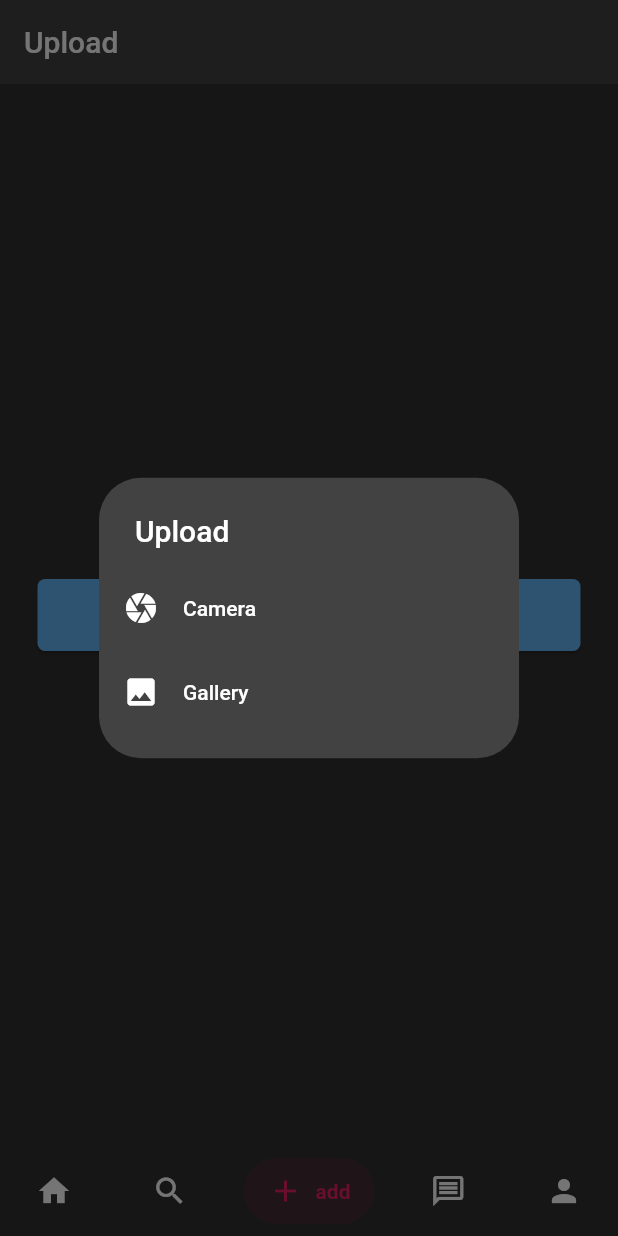
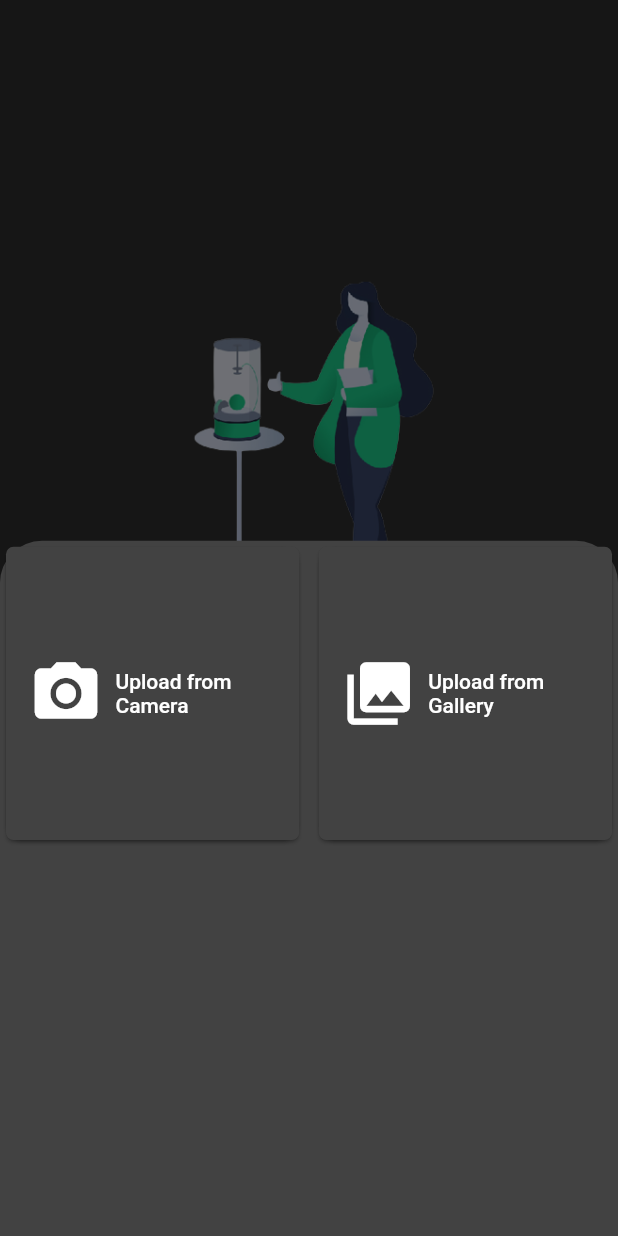
Before and after one commit to Bhavukarora03/unscroll, a Flutter app: the NavigationScreen screen opened directly, item 3 of the bottom bar chosen, after a tap on "Upload a video", on a phone screen of 412 x 824 dp. Run offline on Flutter 3.47's test engine with Material 2 defaults, Android fonts, the phone set to English and light mode, and no system bars; drawn by our look-alikes of salomon_bottom_bar; our stand-ins replace cached_network_image, cloud_firestore, firebase_auth, firebase_core, firebase_storage, get and 6 more; missing offline and left inert: dart:ffi, file_saver, video_compress; accounts and stored records are empty.

Commit message:
Major big Update 2.5.8

```diff
--- a/lib/controllers/bindings/bindings.dart
+++ b/lib/controllers/bindings/bindings.dart
@@ -1,5 +1,6 @@
 
 import 'package:get/get.dart';
+import 'package:unscroll/controllers/comment_controller.dart';
 
 import 'package:unscroll/controllers/upload_video_controller.dart';
 import 'package:unscroll/controllers/video_controller.dart';
@@ -12,5 +13,6 @@ class GetBindings extends Bindings {
     Get.lazyPut(() => AuthController());
     Get.lazyPut(() => UploadVideoController());
     Get.lazyPut(() => VideoController());
+    Get.lazyPut(() => CommentController());
   }
 }
--- a/lib/controllers/video_controller.dart
+++ b/lib/controllers/video_controller.dart
@@ -1,3 +1,5 @@
+import 'dart:io';
+
 import 'package:cloud_firestore/cloud_firestore.dart';
 import 'package:get/get.dart';
 import 'package:unscroll/constants.dart';
@@ -38,4 +40,6 @@ class VideoController extends GetxController {
       });
     }
   }
+
+
 }
--- a/lib/views/pages/pages.dart
+++ b/lib/views/pages/pages.dart
@@ -1,5 +1,4 @@
 export 'home_page.dart';
 export 'message_page.dart';
-export 'profile_page.dart';
 export 'search_page.dart';
 export 'upload_page.dart';
--- a/lib/views/pages/upload_page.dart
+++ b/lib/views/pages/upload_page.dart
@@ -3,19 +3,20 @@ import 'dart:io';
 import 'package:flutter/material.dart';
 import 'package:get/get.dart';
 import 'package:image_picker/image_picker.dart';
+import 'package:modal_bottom_sheet/modal_bottom_sheet.dart';
 import 'package:unscroll/views/screens/screens.dart';
+import 'package:unscroll/views/widgets/user_profileimg.dart';
 
 class UploadPage extends StatelessWidget {
   const UploadPage({Key? key}) : super(key: key);
 
- uploadVideo(ImageSource src, BuildContext ctx) async {
+  uploadVideo(ImageSource src, BuildContext ctx) async {
     final vid = await ImagePicker().pickVideo(source: src);
     if (vid != null) {
-      Get.off(() =>  ConfirmVideo(
+      Get.off(() => ConfirmVideo(
             videoFile: File(vid.path),
             videoPath: vid.path,
-
-      ));
+          ));
     }
   }
 
@@ -24,26 +25,42 @@ class UploadPage extends StatelessWidget {
     return Padding(
       padding: const EdgeInsets.all(25.0),
       child: Column(
-        mainAxisAlignment: MainAxisAlignment.center,
+        mainAxisAlignment: MainAxisAlignment.spaceEvenly,
+        mainAxisSize: MainAxisSize.max,
         crossAxisAlignment: CrossAxisAlignment.stretch,
         children: [
+         Image.asset('assets/images/upload.png'),
           ElevatedButton.icon(
               style: ElevatedButton.styleFrom(
-                  backgroundColor: Colors.blue.shade300),
-              onPressed: () => showDialog(
+                  backgroundColor: const Color(0xff04A547)),
+              onPressed: () => showModalBottomSheet(
                     context: context,
-                    builder: (context) => SimpleDialog(
-                      title: const Text("Upload"),
+                    builder: (context) => GridView(
+                      gridDelegate:
+                          const SliverGridDelegateWithFixedCrossAxisCount(
+                              crossAxisCount: 2, crossAxisSpacing: 5),
                       children: [
-                        ListTile(
-                          leading: const Icon(Icons.camera),
-                          title: const Text("Camera"),
-                          onTap: () => uploadVideo(ImageSource.camera, context),
+                        Card(
+                          child: ElevatedButton.icon(
+                            onPressed: () =>
+                                uploadVideo(ImageSource.camera, context),
+                            icon: const Icon(
+                              Icons.camera_alt,
+                              size: 50,
+                            ),
+                            label: Text("Upload from Camera"),
+                          ),
                         ),
-                        ListTile(
-                          leading: const Icon(Icons.image),
-                          title: const Text("Gallery"),
-                          onTap: () => uploadVideo(ImageSource.gallery, context),
+                        Card(
+                          child: ElevatedButton.icon(
+                            onPressed: () =>
+                                uploadVideo(ImageSource.gallery, context),
+                            icon: const Icon(
+                              Icons.photo_library,
+                              size: 50,
+                            ),
+                            label: Text("Upload from Gallery"),
+                          ),
                         ),
                       ],
                     ),
--- a/lib/views/screens/auth/sign_up_screen.dart
+++ b/lib/views/screens/auth/sign_up_screen.dart
@@ -36,7 +36,7 @@ class SignUpScreen extends StatelessWidget {
                             //     style: Theme.of(context).textTheme.headline1),
                             // const Spacer(),
                             Stack(children: [
-                             const UserProfileImage.small(imageUrl: "https://cdn.pixabay.com/photo/2015/10/05/22/37/blank-profile-picture-973460_1280.png",) ,
+                             const UserProfileImage.medium(imageUrl: "https://cdn.pixabay.com/photo/2015/10/05/22/37/blank-profile-picture-973460_1280.png",) ,
                               Positioned(
                                   bottom: 0,
                                   right: 0,
--- a/lib/views/screens/navigation_screen.dart
+++ b/lib/views/screens/navigation_screen.dart
@@ -1,6 +1,8 @@
 import 'package:flutter/material.dart';
 import 'package:salomon_bottom_bar/salomon_bottom_bar.dart';
+import 'package:unscroll/constants.dart';
 import "package:unscroll/views/pages/pages.dart";
+import 'package:unscroll/views/screens/profile_screen.dart';
 
 class NavigationScreen extends StatefulWidget {
   const NavigationScreen({Key? key}) : super(key: key);
@@ -11,6 +13,7 @@ class NavigationScreen extends StatefulWidget {
 
 class _NavigationScreenState extends State<NavigationScreen> {
   final ValueNotifier<String> title = ValueNotifier<String>('Home');
+  final ValueNotifier<double> toolBarHeight = ValueNotifier<double>(0.0);
   final ValueNotifier<int> _currentIndex = ValueNotifier<int>(0);
 
   final pages =  [
@@ -18,15 +21,23 @@ class _NavigationScreenState extends State<NavigationScreen> {
     SearchPage(),
     UploadPage(),
     MessagePage(),
-    ProfilePage(),
+    ProfileScreen(uid: authController.user.uid),
   ];
 
   final titles = [
     "Home",
-    "Search",
+    "",
     "Upload",
     "Messages",
     "Profile",
+  ];
+
+  final radius = [
+    0.0,
+    0.0,
+    0.0,
+    0.0,
+    0.0,
   ];
 
   void _onNavItemsSelected(i) {
@@ -39,25 +50,27 @@ class _NavigationScreenState extends State<NavigationScreen> {
   Widget build(BuildContext context) {
     return Scaffold(
       bottomNavigationBar: _bottomNavigationBar(),
-      appBar: AppBar(
-
-        title: ValueListenableBuilder(
-          valueListenable: title,
-          builder: (BuildContext context, String value, _) {
-            return Text(value);
+      // appBar: AppBar(
+      //   backgroundColor: Colors.transparent,
+      //   toolbarHeight: ValueListenableBuilder(valueListenable: toolBarHeight, builder: (BuildContext context, double value, _) {
+      //    return value.toDouble();
+      //   }
+      //   ),
+      //
+      //   title: ValueListenableBuilder(
+      //     valueListenable: title,
+      //     builder: (BuildContext context, String value, _) {
+      //       return Text(value);
+      //     },
+      //   ),
+      // ),
+      body: Scaffold(
+        resizeToAvoidBottomInset: false,
+       body: ValueListenableBuilder(
+          valueListenable: _currentIndex,
+          builder: (BuildContext context, int value, _) {
+            return pages[value];
           },
-        ),
-      ),
-      body: SafeArea(
-
-        child: Scaffold(
-          resizeToAvoidBottomInset: false,
-         body: ValueListenableBuilder(
-            valueListenable: _currentIndex,
-            builder: (BuildContext context, int value, _) {
-              return pages[value];
-            },
-          ),
         ),
       ),
     );
@@ -86,7 +99,7 @@ class _NavigationScreenState extends State<NavigationScreen> {
         SalomonBottomBarItem(
           icon: const Icon(Icons.add),
           title: const Text("add"),
-          selectedColor: Colors.pink,
+          selectedColor: Color(0xff04A547),
         ),
 
         /// Messages
--- a/pubspec.yaml
+++ b/pubspec.yaml
@@ -33,6 +33,8 @@ dependencies:
   video_compress: ^3.1.1
   modal_bottom_sheet: ^2.1.2
   timeago: ^3.3.0
+  share_plus: ^6.0.1
+  file_saver: ^0.1.1
 
 
 
```
Also changed, not shown: lib/controllers/comment_controller.dart (+35 -4 lines), lib/controllers/search_controller.dart (added, +24 -0 lines), lib/controllers/upload_video_controller.dart (+22 -3 lines), lib/views/pages/home_page.dart (+76 -53 lines), lib/views/pages/profile_page.dart (deleted, +0 -12 lines), lib/views/pages/search_page.dart (+57 -5 lines), lib/views/screens/profile_screen.dart (added, +78 -0 lines), lib/views/widgets/video_player_item.dart (+1 -9 lines), assets/images/upload.png (added), lib/generated/assets.dart, pubspec.lock, 2 other files.
